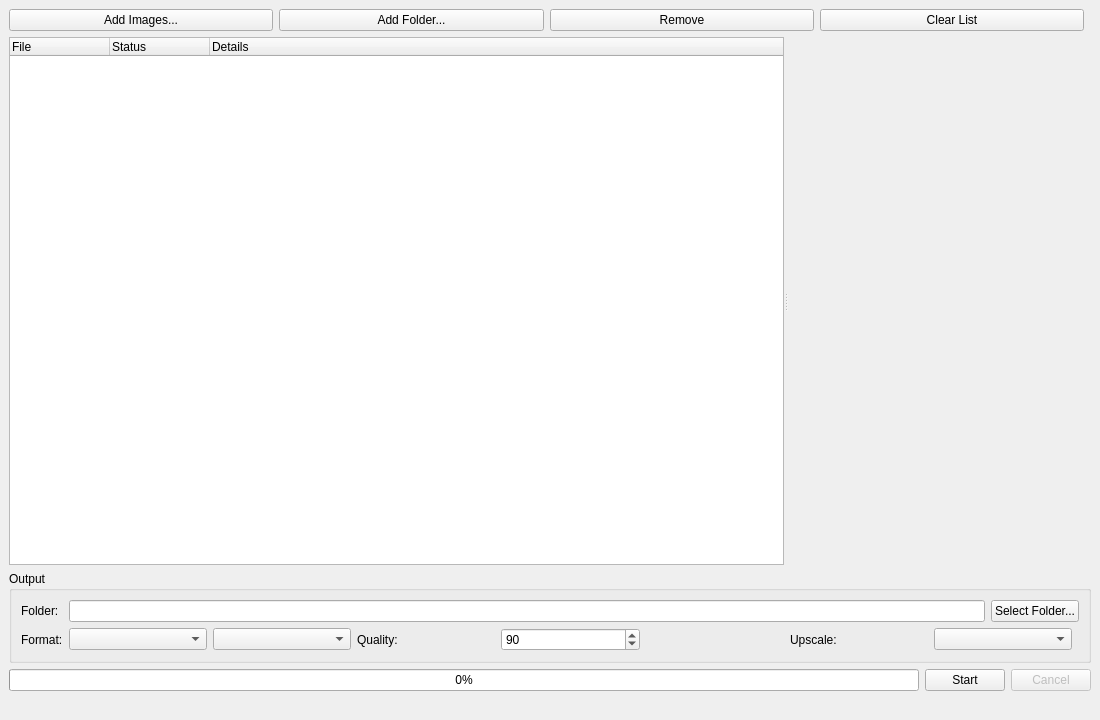
Qt form src/ui/MainWindow.ui (Kaido-MSVC/AnimeRestoreX) before a commit.
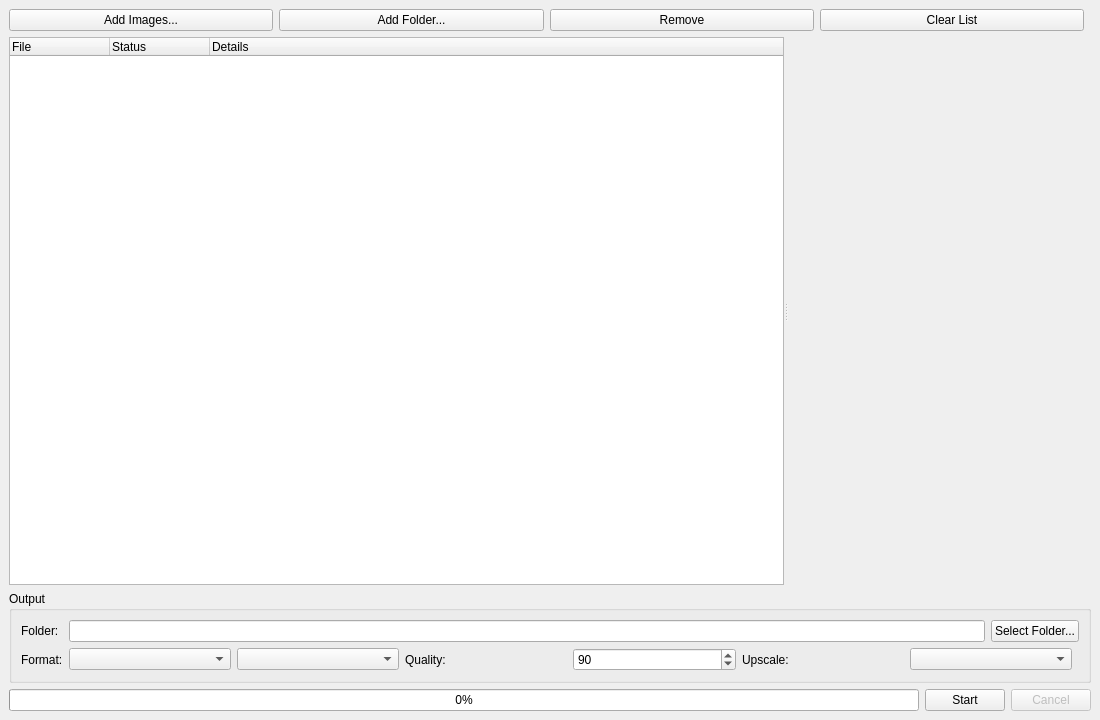
The same form after that commit. Custom widgets are drawn as their Qt base class.

Patch:
```diff
--- a/src/ui/MainWindow.ui
+++ b/src/ui/MainWindow.ui
@@ -14,7 +14,7 @@
    <string>AnimeRestoreX</string>
   </property>
   <widget class="QWidget" name="centralWidget">
-   <layout class="QVBoxLayout" name="mainLayout" stretch="0,1,0,0,0">
+   <layout class="QVBoxLayout" name="mainLayout" stretch="0,1,0,0">
     <item>
      <layout class="QHBoxLayout" name="importLayout">
       <item>
@@ -172,9 +172,6 @@
            </property>
           </widget>
          </item>
-         <item>
-          <widget class="QLabel" name="qualityHint"/>
-         </item>
          <item>
           <widget class="QLabel" name="scaleLabel">
            <property name="text">
@@ -225,22 +222,6 @@
       </item>
      </layout>
     </item>
-    <item>
-     <widget class="QLabel" name="statusLabel">
-      <property name="sizePolicy">
-       <sizepolicy hsizetype="Preferred" vsizetype="Maximum">
-        <horstretch>0</horstretch>
-        <verstretch>0</verstretch>
-       </sizepolicy>
-      </property>
-      <property name="wordWrap">
-       <bool>true</bool>
-      </property>
-      <property name="textInteractionFlags">
-       <set>Qt::TextInteractionFlag::TextSelectableByMouse</set>
-      </property>
-     </widget>
-    </item>
    </layout>
   </widget>
  </widget>
```
